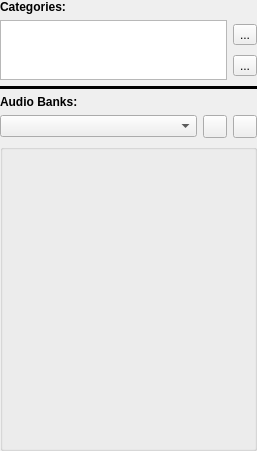
Above: Harmony/src/Editor/Audio/AudioWidgetManager.ui from GameOverture/HarmonyEngine before the change. Below: the same form after it.
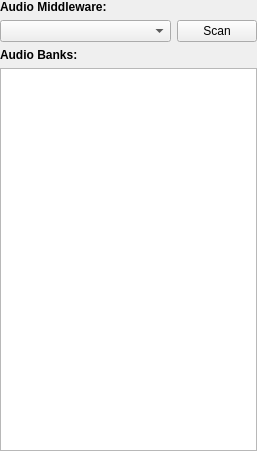
That is the form after the change. Icons and pictures are not drawn.

```diff
--- a/Harmony/src/Editor/Audio/AudioWidgetManager.ui
+++ b/Harmony/src/Editor/Audio/AudioWidgetManager.ui
@@ -35,67 +35,37 @@
       </font>
      </property>
      <property name="text">
-      <string>Categories:</string>
+      <string>Audio Middleware:</string>
      </property>
     </widget>
    </item>
    <item>
     <layout class="QHBoxLayout" name="horizontalLayout">
      <item>
-      <widget class="QListView" name="categoryList">
+      <widget class="QComboBox" name="cmbAudioMiddleware">
        <property name="sizePolicy">
-        <sizepolicy hsizetype="Expanding" vsizetype="Fixed">
+        <sizepolicy hsizetype="MinimumExpanding" vsizetype="Fixed">
          <horstretch>0</horstretch>
          <verstretch>0</verstretch>
         </sizepolicy>
        </property>
-       <property name="minimumSize">
-        <size>
-         <width>0</width>
-         <height>60</height>
-        </size>
-       </property>
-       <property name="maximumSize">
-        <size>
-         <width>16777215</width>
-         <height>60</height>
-        </size>
-       </property>
       </widget>
      </item>
      <item>
-      <layout class="QVBoxLayout" name="verticalLayout_2">
-       <item>
-        <widget class="QToolButton" name="btnAddCategory">
-         <property name="text">
-          <string>...</string>
-         </property>
-        </widget>
-       </item>
-       <item>
-        <widget class="QToolButton" name="btnRemoveCategory">
-         <property name="text">
-          <string>...</string>
-         </property>
-        </widget>
-       </item>
-      </layout>
+      <widget class="QPushButton" name="btnScanAudio">
+       <property name="sizePolicy">
+        <sizepolicy hsizetype="Minimum" vsizetype="Fixed">
+         <horstretch>0</horstretch>
+         <verstretch>0</verstretch>
+        </sizepolicy>
+       </property>
+       <property name="text">
+        <string>Scan</string>
+       </property>
+      </widget>
      </item>
     </layout>
    </item>
-   <item>
-    <widget class="Line" name="line">
-     <property name="frameShadow">
-      <enum>QFrame::Plain</enum>
-     </property>
-     <property name="lineWidth">
-      <number>5</number>
-     </property>
-     <property name="orientation">
-      <enum>Qt::Horizontal</enum>
-     </property>
-    </widget>
-   </item>
    <item>
     <widget class="QLabel" name="label">
      <property name="font">
@@ -110,52 +80,7 @@
     </widget>
    </item>
    <item>
-    <layout class="QHBoxLayout" name="horizontalLayout_2">
-     <item>
-      <widget class="QComboBox" name="cmbAudioBanks"/>
-     </item>
-     <item>
-      <widget class="QToolButton" name="btnAddAudioBank">
-       <property name="text">
-        <string/>
-       </property>
-      </widget>
-     </item>
-     <item>
-      <widget class="QToolButton" name="btnDeleteAudioBank">
-       <property name="text">
-        <string/>
-       </property>
-      </widget>
-     </item>
-    </layout>
-   </item>
-   <item>
-    <widget class="QGroupBox" name="groupBox">
-     <property name="title">
-      <string/>
-     </property>
-     <layout class="QVBoxLayout" name="verticalLayout_3">
-      <property name="leftMargin">
-       <number>2</number>
-      </property>
-      <property name="topMargin">
-       <number>2</number>
-      </property>
-      <property name="rightMargin">
-       <number>2</number>
-      </property>
-      <property name="bottomMargin">
-       <number>2</number>
-      </property>
-      <item>
-       <widget class="QStackedWidget" name="audioBanks">
-        <widget class="QWidget" name="page"/>
-        <widget class="QWidget" name="page_2"/>
-       </widget>
-      </item>
-     </layout>
-    </widget>
+    <widget class="QTableWidget" name="tableWidget"/>
    </item>
   </layout>
   <action name="actionAddCategory">
```
Left out of the diff: 4 changed lines with no effect on the pictures.
